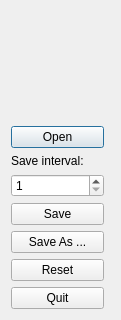
This is LookupTableBuilder/Dialogs/designdialog.ui in amiryanj/cyrus_ssl as Qt 5 draws it before an edit; both pictures show x 0 to 121 and y 280 to 600 of the 121 by 600 pixel window. The edited form follows.
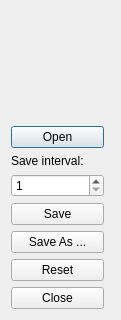
This is the edited form.

Patch:
```diff
--- a/LookupTableBuilder/Dialogs/designdialog.ui
+++ b/LookupTableBuilder/Dialogs/designdialog.ui
@@ -127,7 +127,7 @@
        <item>
         <widget class="QPushButton" name="quitBtn">
          <property name="text">
-          <string>Quit</string>
+          <string>Close</string>
          </property>
         </widget>
        </item>
```
